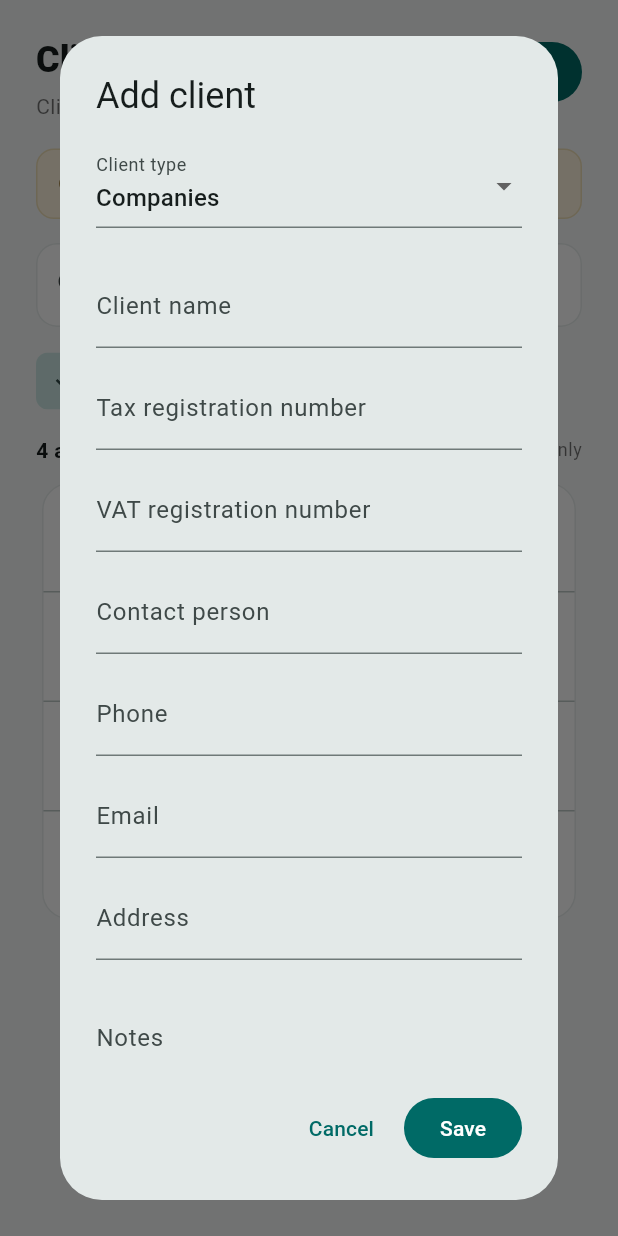
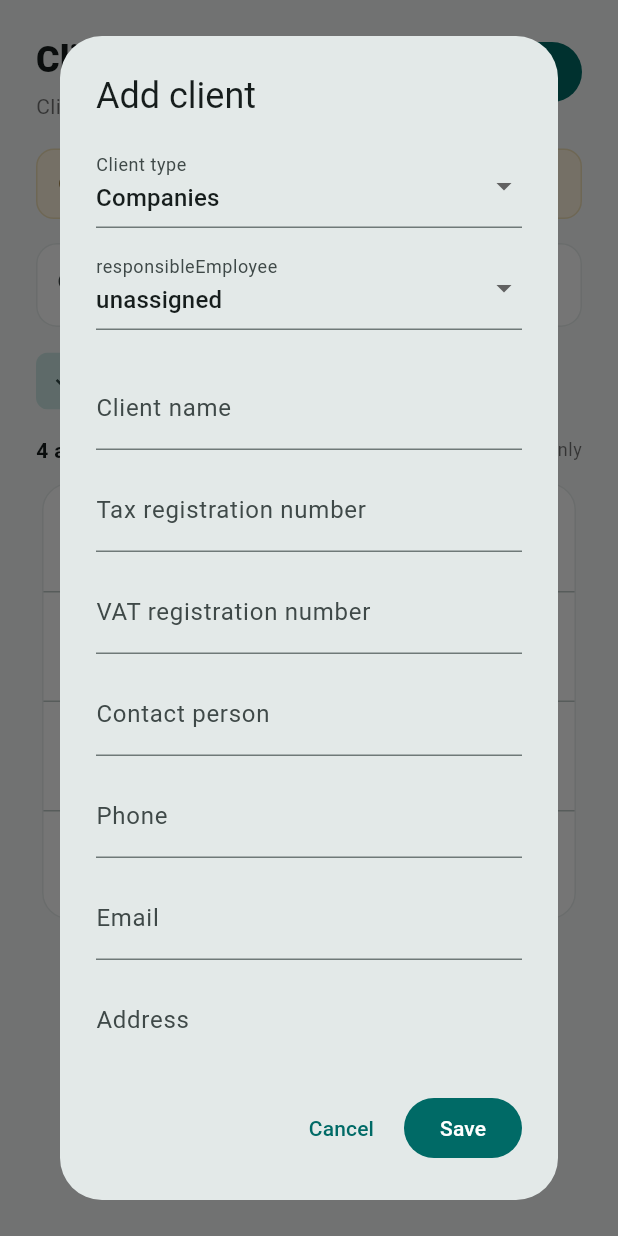
Before and after one commit to gouresamhabib-jpg/Tax---os, a Flutter app: the ClientsPage widget shown alone on an empty page, opened directly with empty values, after a tap on "Add client", on a phone screen of 412 x 824 dp. Run offline on Flutter 3.47's test engine with Material 3 defaults, Android fonts, the phone set to English and light mode, and no system bars; our stand-ins replace material_ui.

Commit message:
feat(flutter): assign responsible employee from client form

```diff
--- a/Tax - OS/apps/mobile/lib/features/clients/clients_page.dart
+++ b/Tax - OS/apps/mobile/lib/features/clients/clients_page.dart
@@ -4,6 +4,7 @@ import '../../app/app_copy.dart';
 import 'data/client_repository.dart';
 import 'domain/client.dart';
 import 'domain/client_repository.dart';
+import '../../shared/demo_office_members.dart';
 
 class ClientsPage extends StatefulWidget {
   const ClientsPage({required this.locale, this.repository, super.key});
@@ -296,6 +297,12 @@ class _ClientsPageState extends State<ClientsPage> {
               _DetailRow(label: tr('email'), value: client.email),
               _DetailRow(label: tr('address'), value: client.address),
               _DetailRow(label: tr('notes'), value: client.notes),
+              _DetailRow(
+                label: tr('responsibleEmployee'),
+                value: client.responsibleEmployeeId.isEmpty
+                    ? tr('unassigned')
+                    : demoOfficeMemberName(client.responsibleEmployeeId, widget.locale),
+              ),
               const SizedBox(height: 14),
               Align(
                 alignment: AlignmentDirectional.centerEnd,
@@ -367,6 +374,7 @@ class _ClientFormDialogState extends State<_ClientFormDialog> {
   late final TextEditingController _address;
   late final TextEditingController _notes;
   late ClientType _kind;
+  late String _responsibleEmployeeId;
 
   String tr(String key) => AppCopy.t(widget.locale, key);
 
@@ -383,6 +391,7 @@ class _ClientFormDialogState extends State<_ClientFormDialog> {
     _address = TextEditingController(text: client?.address ?? '');
     _notes = TextEditingController(text: client?.notes ?? '');
     _kind = client?.type ?? ClientType.company;
+    _responsibleEmployeeId = client?.responsibleEmployeeId ?? '';
   }
 
   @override
@@ -419,6 +428,22 @@ class _ClientFormDialogState extends State<_ClientFormDialog> {
                   ],
                   onChanged: (value) {
                     if (value != null) setState(() => _kind = value);
+                  },
+                ),
+                const SizedBox(height: 12),
+                DropdownButtonFormField<String>(
+                  initialValue: _responsibleEmployeeId,
+                  decoration: InputDecoration(labelText: tr('responsibleEmployee')),
+                  items: [
+                    DropdownMenuItem(value: '', child: Text(tr('unassigned'))),
+                    for (final member in demoOfficeMembers)
+                      DropdownMenuItem(
+                        value: member.id,
+                        child: Text(member.nameFor(widget.locale)),
+                      ),
+                  ],
+                  onChanged: (value) {
+                    if (value != null) setState(() => _responsibleEmployeeId = value);
                   },
                 ),
                 const SizedBox(height: 12),
@@ -486,6 +511,7 @@ class _ClientFormDialogState extends State<_ClientFormDialog> {
         email: _email.text.trim(),
         address: _address.text.trim(),
         notes: _notes.text.trim(),
+        responsibleEmployeeId: _responsibleEmployeeId,
       ),
     );
   }
```
